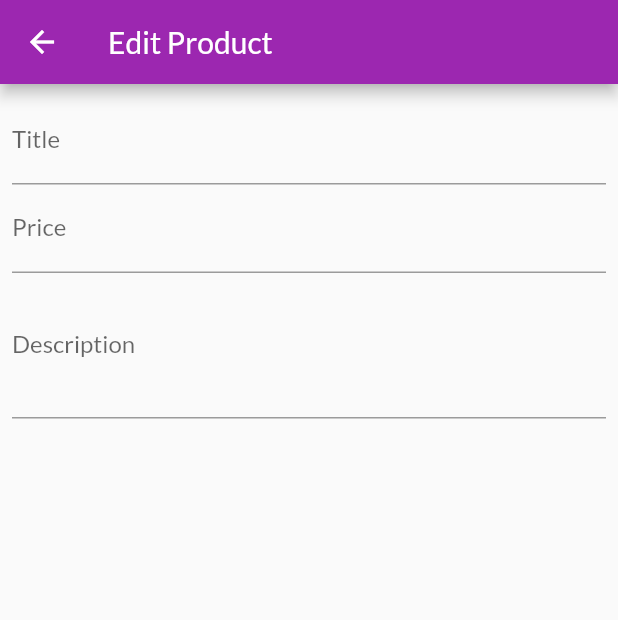
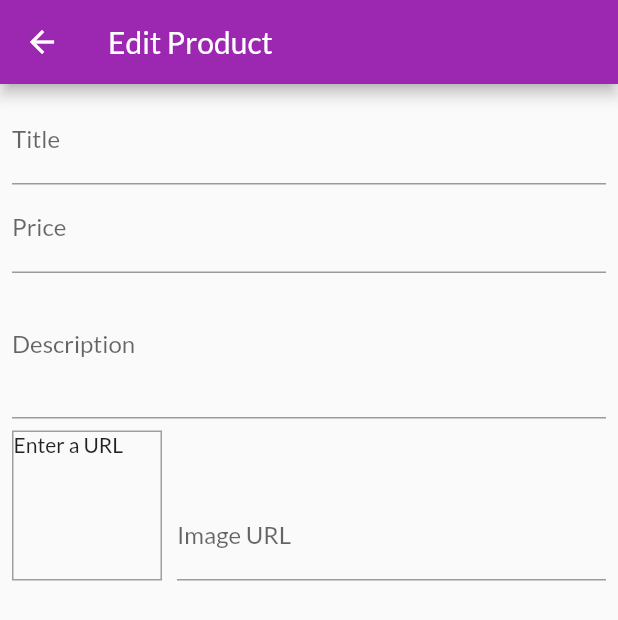
Before and after one commit to imedvesan/Flutter-Shop, a Flutter app: the EditProductScreen screen opened by its route, on a phone screen of 412 x 824 dp. Shown: the top 620 px of the screen. Run offline on Flutter 3.47's test engine with Material 2 defaults, Android fonts, the phone set to English and light mode, and no system bars; network calls fail.

Commit message:
image input & image preview

```diff
--- a/lib/screens/edit_product_screen.dart
+++ b/lib/screens/edit_product_screen.dart
@@ -8,12 +8,29 @@ class EditProductScreen extends StatefulWidget {
 class _EditProductScreenState extends State<EditProductScreen> {
   final _priceFocusNode = FocusNode();
   final _descriptionFocusNode = FocusNode();
+  final _imageUrlController = TextEditingController();
+  final _imageFocusNode = FocusNode();
+
+  @override
+  void initState() {
+    _imageFocusNode.addListener(_updateImageUrl);
+    super.initState();
+  }
 
   @override
   void dispose() {
+    _imageFocusNode.removeListener(_updateImageUrl);
     _priceFocusNode.dispose();
     _descriptionFocusNode.dispose();
+    _imageUrlController.dispose();
+    _imageFocusNode.dispose();
     super.dispose();
+  }
+
+  void _updateImageUrl() {
+    if (!_imageFocusNode.hasFocus) {
+      setState(() {});
+    }
   }
 
   @override
@@ -48,6 +65,40 @@ class _EditProductScreenState extends State<EditProductScreen> {
                 keyboardType: TextInputType.multiline,
                 focusNode: _descriptionFocusNode,
               ),
+              Row(
+                crossAxisAlignment: CrossAxisAlignment.end,
+                children: [
+                  Container(
+                    width: 100,
+                    height: 100,
+                    margin: EdgeInsets.only(top: 8, right: 10),
+                    decoration: BoxDecoration(
+                      border: Border.all(
+                        width: 1,
+                        color: Colors.grey,
+                      ),
+                    ),
+                    child: _imageUrlController.text.isEmpty
+                        ? Text('Enter a URL')
+                        : FittedBox(
+                            child: Image.network(_imageUrlController.text),
+                            fit: BoxFit.cover,
+                          ),
+                  ),
+                  Expanded(
+                    child: TextFormField(
+                      decoration: InputDecoration(labelText: 'Image URL'),
+                      keyboardType: TextInputType.url,
+                      textInputAction: TextInputAction.done,
+                      controller: _imageUrlController,
+                      focusNode: _imageFocusNode,
+                      onEditingComplete: () {
+                        setState(() {});
+                      },
+                    ),
+                  )
+                ],
+              )
             ],
           ),
         ),
```
